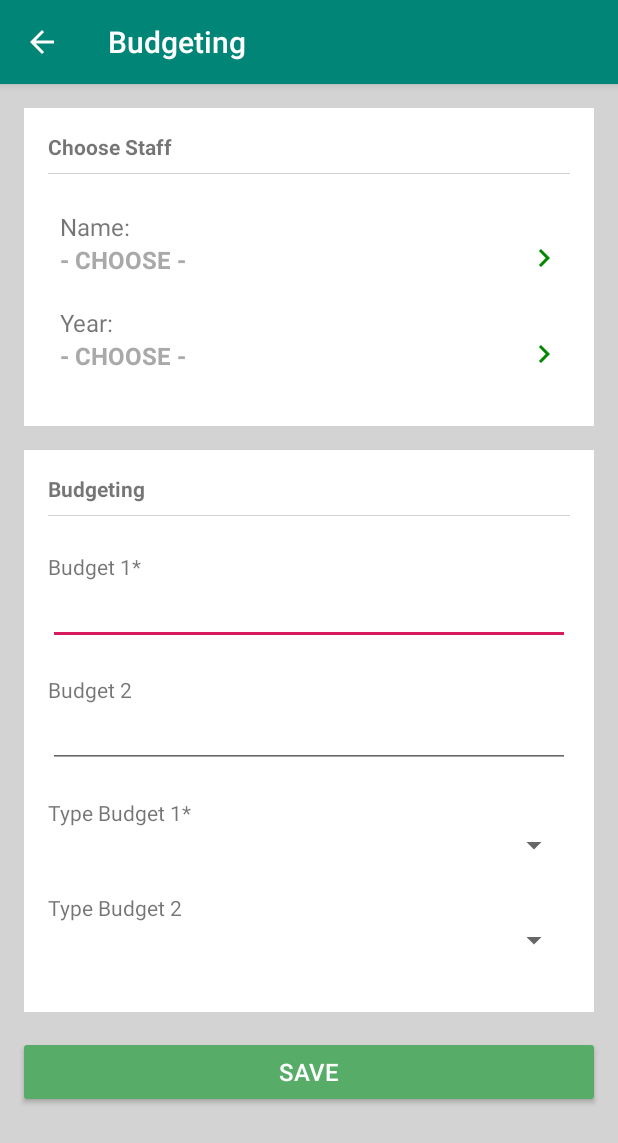
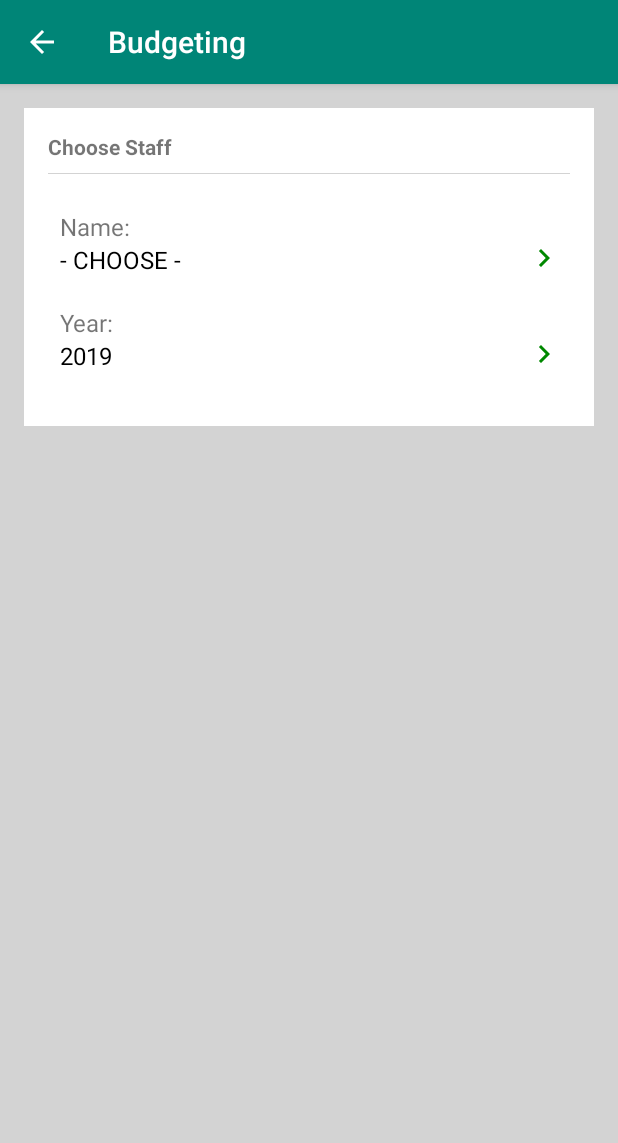
Before and after one commit to geneticdie/eContact, an Android app: the ActivityBudgeting screen opened directly, with no data from a screen before it, on a phone screen of 412 x 824 dp. Shown: the top 1143 px of the screen. Run offline under Robolectric (Android 15) with nearby library versions, the phone set to English and light mode, and no system bars; our stand-ins replace Firebase (no records; nobody signed in at launch, a user with empty details on screens opened directly); libraries missing offline, so code that uses them is left out: in.galaxyofandroid.spinerdialog; 8 statements that could not run were skipped.

Commit message:
Budgeting done

```diff
--- a/app/src/main/java/xyz/voltwilz/employee/ActivityBudgeting.java
+++ b/app/src/main/java/xyz/voltwilz/employee/ActivityBudgeting.java
@@ -6,12 +6,25 @@ import in.galaxyofandroid.spinerdialog.OnSpinerItemClick;
 import in.galaxyofandroid.spinerdialog.SpinnerDialog;
 import xyz.voltwilz.employee.ClassOnly.UserProfile;
 
+import android.app.AlertDialog;
+import android.content.DialogInterface;
 import android.os.Bundle;
+import android.text.Editable;
+import android.text.TextWatcher;
 import android.view.MenuItem;
 import android.view.View;
+import android.widget.AdapterView;
+import android.widget.ArrayAdapter;
+import android.widget.Button;
+import android.widget.EditText;
 import android.widget.LinearLayout;
+import android.widget.ProgressBar;
+import android.widget.Spinner;
 import android.widget.TextView;
+import android.widget.Toast;
 
+import com.google.android.gms.tasks.OnFailureListener;
+import com.google.android.gms.tasks.OnSuccessListener;
 import com.google.firebase.database.DataSnapshot;
 import com.google.firebase.database.DatabaseError;
 import com.google.firebase.database.DatabaseReference;
@@ -19,6 +32,9 @@ import com.google.firebase.database.FirebaseDatabase;
 import com.google.firebase.database.ValueEventListener;
 
 import java.util.ArrayList;
+import java.util.Calendar;
+import java.util.HashMap;
+import java.util.Map;
 
 public class ActivityBudgeting extends AppCompatActivity {
 
@@ -31,13 +47,29 @@ public class ActivityBudgeting extends AppCompatActivity {
     ArrayList<String> idStaff = new ArrayList<>();
     ArrayList<String> listYear = new ArrayList<>();
 
-    TextView tv_name, tv_year;
+    ArrayAdapter<String> arrayAdapterTypeBudget;
+
+    String selectedStaffId, selectedYear, currentYear;
+    String val_typeBudget1 = "";
+    String val_typeBudget2 = "";
+
+    Integer val_budget1, val_budget2;
+
+    Boolean doneReadStaff, doneReadYear, filledName = false, filledYear = false;
+
+    TextView tv_name, tv_year, tv_typeBudget2;
+
+    EditText mBudget1, mBudget2;
+
+    Button btnSave;
+
+    Spinner spinnerTypeBudget1, spinnerTypeBudget2;
 
     SpinnerDialog spinnerDialogName, spinnerDialogYear;
 
-    LinearLayout layoutName, layoutYear;
+    ProgressBar progressBar;
 
-    String selectedStaffId, selectedYear;
+    LinearLayout wholeLayout, layoutBudgeting, layoutName, layoutYear;
 
     @Override
     protected void onCreate(Bundle savedInstanceState) {
@@ -47,11 +79,32 @@ public class ActivityBudgeting extends AppCompatActivity {
         getSupportActionBar().setDisplayHomeAsUpEnabled(true);
         setTitle("Budgeting");
 
+        String[] typeBudget = {"Monthly", "Yearly", "Periodic"};
+
         layoutName = findViewById(R.id.budgeting_layoutName);
         layoutYear = findViewById(R.id.budgeting_layoutYear);
+        wholeLayout = findViewById(R.id.budgeting_wholeLayout);
+        layoutBudgeting = findViewById(R.id.budgeting_layoutBudgeting);
+        progressBar = findViewById(R.id.budgeting_progressBar);
+        btnSave = findViewById(R.id.budgeting_btnSave);
+        mBudget1 = findViewById(R.id.budgeting_budget1);
+        mBudget2 = findViewById(R.id.budgeting_budget2);
+
+        showProgressBar();
+        hideBudgetLayout();
 
         tv_name = findViewById(R.id.budgeting_staffName);
         tv_year = findViewById(R.id.budgeting_whichYear);
+        tv_typeBudget2 = findViewById(R.id.budgeting_tvTypeBudget2);
+
+        arrayAdapterTypeBudget = new ArrayAdapter<>(this,
+                android.R.layout.simple_dropdown_item_1line, typeBudget);
+
+        spinnerTypeBudget1 = findViewById(R.id.budgeting_SpinnerTypeBudget1);
+        spinnerTypeBudget2 = findViewById(R.id.budgeting_SpinnerTypeBudget2);
+
+        spinnerTypeBudget1.setAdapter(arrayAdapterTypeBudget);
+        spinnerTypeBudget2.setAdapter(arrayAdapterTypeBudget);
 
         spinnerDialogName = new SpinnerDialog(ActivityBudgeting.this, staffsName, "Search staff", R.style.DialogAnimations_SmileWindow , "Close");
         spinnerDialogName.setCancellable(true);
@@ -61,6 +114,8 @@ public class ActivityBudgeting extends AppCompatActivity {
             public void onClick(String item, int position) {
                 tv_name.setText(item);
                 selectedStaffId = idStaff.get(position);
+                filledName = true;
+                checkingFilledInitialInput();
             }
         });
 
@@ -72,10 +127,113 @@ public class ActivityBudgeting extends AppCompatActivity {
             public void onClick(String item, int position) {
                 selectedYear = item;
                 tv_year.setText(item);
+                filledYear = true;
+                checkingFilledInitialInput();
             }
         });
 
-        declareOnClick();
+        spinnerTypeBudget1.setOnItemSelectedListener(new AdapterView.OnItemSelectedListener() {
+            @Override
+            public void onItemSelected(AdapterView<?> adapterView, View view, int i, long l) {
+                val_typeBudget1 = adapterView.getItemAtPosition(i).toString();
+            }
+
+            @Override
+            public void onNothingSelected(AdapterView<?> adapterView) {
+
+            }
+        });
+
+        spinnerTypeBudget2.setOnItemSelectedListener(new AdapterView.OnItemSelectedListener() {
+            @Override
+            public void onItemSelected(AdapterView<?> adapterView, View view, int i, long l) {
+                val_typeBudget2 = adapterView.getItemAtPosition(i).toString();
+            }
+
+            @Override
+            public void onNothingSelected(AdapterView<?> adapterView) {
+
+            }
+        });
+
+        mBudget1.addTextChangedListener(new TextWatcher() {
+            boolean maySetText_mBudget1 = true;
+
+            @Override
+            public void beforeTextChanged(CharSequence charSequence, int i, int i1, int i2) {
+
+            }
+
+            @Override
+            public void onTextChanged(CharSequence charSequence, int i, int i1, int i2) {
+                if (mBudget1.getText().toString().isEmpty()) {
+                    mBudget1.setText("0");
+                    mBudget1.setSelection(mBudget1.getText().length());
+                } else {
+                    if (maySetText_mBudget1) {
+                        maySetText_mBudget1 = false;
+                        mBudget1.setText((Integer.valueOf(mBudget1.getText().toString())).toString());
+                        mBudget1.setSelection(mBudget1.getText().length());
+                    } else {
+                        maySetText_mBudget1 = true;
+                    }
+                }
+            }
+
+            @Override
+            public void afterTextChanged(Editable editable) {
+
+            }
+        });
+
+        mBudget2.addTextChangedListener(new TextWatcher() {
+            boolean maySetText_mBudget2 = true;
+
+            @Override
+            public void beforeTextChanged(CharSequence charSequence, int i, int i1, int i2) {
+
+            }
+
+            @Override
+            public void onTextChanged(CharSequence charSequence, int i, int i1, int i2) {
+                if (mBudget2.getText().toString().isEmpty()) {
+                    mBudget2.setText("0");
+                    mBudget2.setSelection(mBudget2.getText().length());
+                    val_typeBudget2 = "";
+                    System.out.println("kosong");
+                } else if (mBudget2.getText().toString().equals("0")) {
+                    tv_typeBudget2.setVisibility(View.GONE);
+                    spinnerTypeBudget2.setVisibility(View.GONE);
+                    val_typeBudget2 = "";
+                } else  {
+                    tv_typeBudget2.setVisibility(View.VISIBLE);
+                    spinnerTypeBudget2.setVisibility(View.VISIBLE);
+                    if (maySetText_mBudget2) {
+                        maySetText_mBudget2 = false;
+                        mBudget2.setText((Integer.valueOf(mBudget2.getText().toString())).toString());
+                        mBudget2.setSelection(mBudget2.getText().length());
+                    } else {
+                        maySetText_mBudget2 = true;
+                    }
+                    //mBudget2.setText(String.valueOf(Integer.valueOf(mBudget2.getText().toString())));
+                    System.out.println(Integer.valueOf(mBudget2.getText().toString()));
+                }
+
+            }
+
+            @Override
+            public void afterTextChanged(Editable editable) {
+
+            }
+        });
+
+        btnSave.setOnClickListener(new View.OnClickListener() {
+            @Override
+            public void onClick(View view) {
+                SaveConfirmationMessage();
+            }
+        });
+
     }
 
     public void declareOnClick() {
@@ -97,8 +255,14 @@ public class ActivityBudgeting extends AppCompatActivity {
     @Override
     protected void onResume() {
         super.onResume();
+
+        val_typeBudget2 = "";
+
+        getCurrentYear();
+        checkIfNewYear();
         readAllStaffs();
         readAllYears();
+        declareOnClick();
     }
 
     @Override
@@ -114,6 +278,7 @@ public class ActivityBudgeting extends AppCompatActivity {
     }
 
     public void readAllStaffs() {
+        doneReadStaff = false;
         staffRef.addValueEventListener(new ValueEventListener() {
             @Override
             public void onDataChange(@NonNull DataSnapshot dataSnapshot) {
@@ -122,6 +287,77 @@ public class ActivityBudgeting extends AppCompatActivity {
                     idStaff.add(dataSnapshot1.getKey());
                     UserProfile userProfile = dataSnapshot1.getValue(UserProfile.class);
                     staffsName.add(userProfile.getFirstName() + " " + userProfile.getLastName());
+                }
+                doneReadStaff = true;
+                checkingStatus();
+            }
+
+            @Override
+            public void onCancelled(@NonNull DatabaseError databaseError) {
+
+            }
+        });
+    }
+
+    public void readAllYears() {
+        doneReadYear = false;
+        availableYearRef.addValueEventListener(new ValueEventListener() {
+            @Override
+            public void onDataChange(@NonNull DataSnapshot dataSnapshot) {
+                listYear.clear();
+                for (DataSnapshot dataSnapshot1: dataSnapshot.getChildren()) {
+                    String boolStatus = dataSnapshot1.getValue().toString();
+                    if (boolStatus.equals("true")) {
+                        listYear.add(dataSnapshot1.getKey());
+                    }
+                }
+                doneReadYear = true;
+                checkingStatus();
+            }
+
+            @Override
+            public void onCancelled(@NonNull DatabaseError databaseError) {
+
+            }
+        });
+        tv_year.setText(currentYear);
+        selectedYear = currentYear;
+        filledYear = true;
+    }
+
+    public void readBudget() {
+         budgetRef.child(selectedYear).child(selectedStaffId).addValueEventListener(new ValueEventListener() {
+             @Override
+             public void onDataChange(@NonNull DataSnapshot dataSnapshot) {
+                 UserProfile budgets = dataSnapshot.getValue(UserProfile.class);
+                 if (dataSnapshot.getValue() != null) {
+                     mBudget1.setText(budgets.getBudget1().toString());
+                     mBudget2.setText(budgets.getBudget2().toString());
+
+                     System.out.println(budgets.getTypeBudget1());
+                     if (budgets.getTypeBudget1().equals("Monthly")) {
+                         spinnerTypeBudget1.setSelection(arrayAdapterTypeBudget.getPosition("Monthly"));
+                     } else if (budgets.getTypeBudget1().equals("Yearly")) {
+                         spinnerTypeBudget1.setSelection(arrayAdapterTypeBudget.getPosition("Yearly"));
+                     } else if (budgets.getTypeBudget1().equals("Periodic")) {
+                         spinnerTypeBudget1.setSelection(arrayAdapterTypeBudget.getPosition("Periodic"));
+                     }
+
+                     if (budgets.getTypeBudget2().isEmpty()) {
+                         tv_typeBudget2.setVisibility(View.GONE);
+                         spinnerTypeBudget2.setVisibility(View.GONE);
+                     } else {
+                         if (budgets.getTypeBudget2().equals("Monthly")) {
+                             spinnerTypeBudget2.setSelection(arrayAdapterTypeBudget.getPosition("Monthly"));
+                         } else if (budgets.getTypeBudget2().equals("Yearly")) {
+                             spinnerTypeBudget2.setSelection(arrayAdapterTypeBudget.getPosition("Yearly"));
+                         } else if (budgets.getTypeBudget2().equals("Periodic")) {
+                             spinnerTypeBudget2.setSelection(arrayAdapterTypeBudget.getPosition("Periodic"));
+                         }
+                     }
+                 } else {
+                     mBudget1.setText("");
+                     mBudget2.setText("");
                  }
              }
 
@@ -132,16 +368,56 @@ public class ActivityBudgeting extends AppCompatActivity {
          });
     }
 
-    public void readAllYears() {
+    public void writeBudget() {
+        /*if (mBudget1.getText().toString().equals("0")) {
+
+        } else {
+            val_budget1 = Integer.valueOf(mBudget1.getText().toString());
+        }
+        if (Integer.valueOf(mBudget2.getText().toString()) == 0) {
+            val_budget2 = 0;
+        } else {
+            val_budget2 = Integer.valueOf(mBudget2.getText().toString());
+        }*/
+
+        val_budget1 = Integer.valueOf(mBudget1.getText().toString());
+        val_budget2 = Integer.valueOf(mBudget2.getText().toString());
+
+        Map<String, Object> budgetInfo = new HashMap<>();
+
+        budgetInfo.put("budget1", val_budget1);
+        budgetInfo.put("budget2", val_budget2);
+        budgetInfo.put("typeBudget1", val_typeBudget1);
+        budgetInfo.put("typeBudget2", val_typeBudget2);
+
+        budgetRef.child(selectedYear).child(selectedStaffId).updateChildren(budgetInfo)
+                .addOnSuccessListener(new OnSuccessListener<Void>() {
+                    @Override
+                    public void onSuccess(Void aVoid) {
+                        Toast.makeText(ActivityBudgeting.this, "Budget plan succesfully updated", Toast.LENGTH_LONG).show();
+                        onBackPressed();
+                    }
+                })
+                .addOnFailureListener(new OnFailureListener() {
+                    @Override
+                    public void onFailure(@NonNull Exception e) {
+                        Toast.makeText(ActivityBudgeting.this, "Failed to save budget plan. Check your internet connection", Toast.LENGTH_LONG).show();
+                    }
+                });
+    }
+
+    public void getCurrentYear() {
+        currentYear = String.valueOf(Calendar.getInstance().get(Calendar.YEAR));
+    }
+
+    public void checkIfNewYear() {
         availableYearRef.addValueEventListener(new ValueEventListener() {
             @Override
             public void onDataChange(@NonNull DataSnapshot dataSnapshot) {
-                listYear.clear();
-                for (DataSnapshot dataSnapshot1: dataSnapshot.getChildren()) {
-                    String boolStatus = dataSnapshot1.getValue().toString();
-                    if (boolStatus.equals("true")) {
-                        listYear.add(dataSnapshot1.getKey());
-                    }
+                if (!listYear.contains(currentYear)) {
+                    Map<String, Object> addYear = new HashMap<>();
+                    addYear.put(currentYear, true);
+                    availableYearRef.updateChildren(addYear);
                 }
             }
 
@@ -151,4 +427,58 @@ public class ActivityBudgeting extends AppCompatActivity {
             }
         });
     }
+
+    public void showProgressBar() {
+        progressBar.setVisibility(View.VISIBLE);
+        wholeLayout.setVisibility(View.INVISIBLE);
     }
+
+    public void hideProgressBar() {
+        progressBar.setVisibility(View.INVISIBLE);
+        wholeLayout.setVisibility(View.VISIBLE);
+    }
+
+    public void showBudgetLayout() {
+        layoutBudgeting.setVisibility(View.VISIBLE);
+        btnSave.setVisibility(View.VISIBLE);
+    }
+
+    public void hideBudgetLayout() {
+        layoutBudgeting.setVisibility(View.GONE);
+        btnSave.setVisibility(View.GONE);
+    }
+
+    public void checkingStatus() {
+        System.out.println(doneReadStaff + " " + doneReadYear);
+        if ((doneReadYear) && (doneReadStaff)) {
+            hideProgressBar();
+        }
+    }
+
+    public void checkingFilledInitialInput() {
+        if ((filledName) && (filledYear)) {
+            showBudgetLayout();
+            readBudget();
+        }
+    }
+
+    private void SaveConfirmationMessage() {
+        AlertDialog.Builder builder = new AlertDialog.Builder(this)
+                .setMessage("Save this budget plan?")
+                .setPositiveButton("Save", new DialogInterface.OnClickListener() {
+                    @Override
+                    public void onClick(DialogInterface dialogInterface, int i) {
+                        writeBudget();
+                    }
+                })
+                .setNegativeButton("Cancel", new DialogInterface.OnClickListener() {
+                    @Override
+                    public void onClick(DialogInterface dialogInterface, int i) {
+                        dialogInterface.cancel();
+                    }
+                });
+        AlertDialog alertDialog = builder.create();
+        alertDialog.show();
+    }
+
+}
--- a/app/src/main/res/layout/activity_budgeting.xml
+++ b/app/src/main/res/layout/activity_budgeting.xml
@@ -1,5 +1,5 @@
 <?xml version="1.0" encoding="utf-8"?>
-<LinearLayout xmlns:android="http://schemas.android.com/apk/res/android"
+<RelativeLayout xmlns:android="http://schemas.android.com/apk/res/android"
     xmlns:app="http://schemas.android.com/apk/res-auto"
     xmlns:tools="http://schemas.android.com/tools"
     android:layout_width="match_parent"
@@ -8,11 +8,18 @@
     android:background="@color/colorGray"
     tools:context=".ActivityTransaction">
 
+    <ProgressBar
+        android:id="@+id/budgeting_progressBar"
+        android:layout_width="wrap_content"
+        android:layout_height="wrap_content"
+        android:layout_centerInParent="true"/>
+
     <ScrollView
         android:layout_width="match_parent"
         android:layout_height="wrap_content">
 
         <LinearLayout
+            android:id="@+id/budgeting_wholeLayout"
             android:layout_width="match_parent"
             android:layout_height="wrap_content"
             android:paddingVertical="16dp"
@@ -69,9 +76,8 @@
                             android:layout_height="match_parent"
                             android:layout_marginBottom="20dp"
                             android:text="- CHOOSE -"
-                            android:textColor="@color/colorDarkGrey"
-                            android:textSize="16sp"
-                            android:textStyle="bold" />
+                            android:textColor="#000000"
+                            android:textSize="16sp" />
                     </LinearLayout>
 
                     <RelativeLayout
@@ -115,9 +121,8 @@
                             android:layout_height="match_parent"
                             android:layout_marginBottom="20dp"
                             android:text="- CHOOSE -"
-                            android:textColor="@color/colorDarkGrey"
-                            android:textSize="16sp"
-                            android:textStyle="bold" />
+                            android:textColor="#000000"
+                            android:textSize="16sp" />
                     </LinearLayout>
 
                     <RelativeLayout
@@ -203,7 +208,7 @@
                     android:layout_marginBottom="20dp"/>
 
                 <TextView
-                    android:id="@+id/profile_tvTypeBudget2"
+                    android:id="@+id/budgeting_tvTypeBudget2"
                     android:layout_width="wrap_content"
                     android:layout_height="wrap_content"
                     android:textSize="14sp"
@@ -234,4 +239,4 @@
     </ScrollView>
 
 
-</LinearLayout>
+</RelativeLayout>
```
Lines whose indentation alone changed are shown as unchanged.
